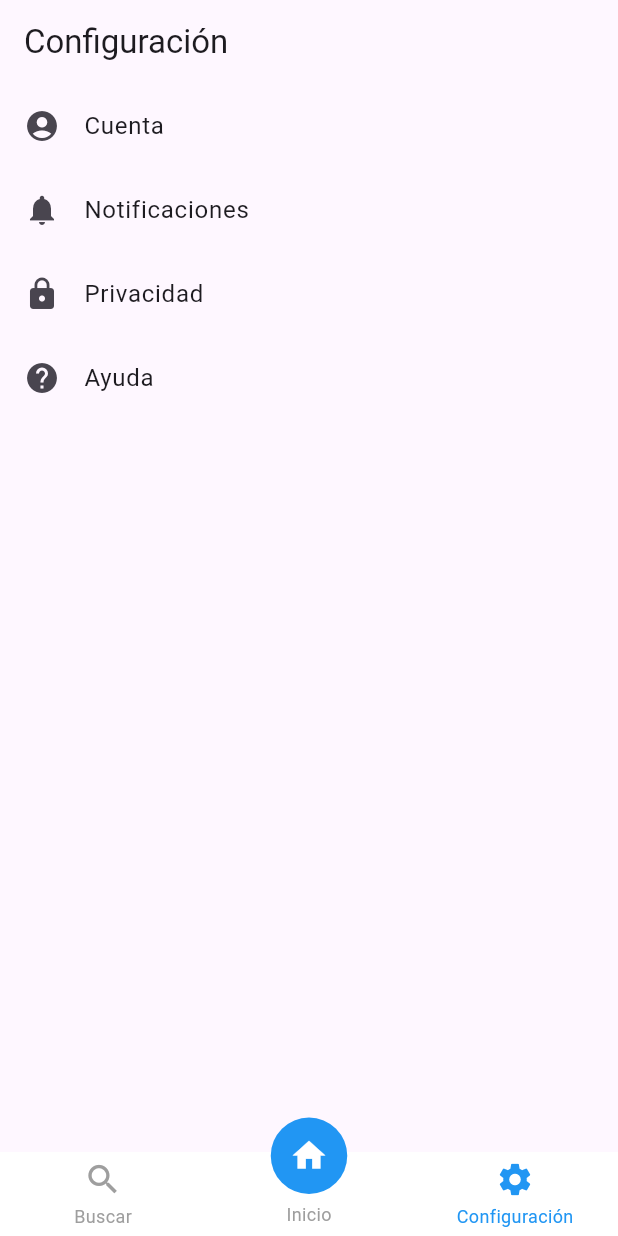
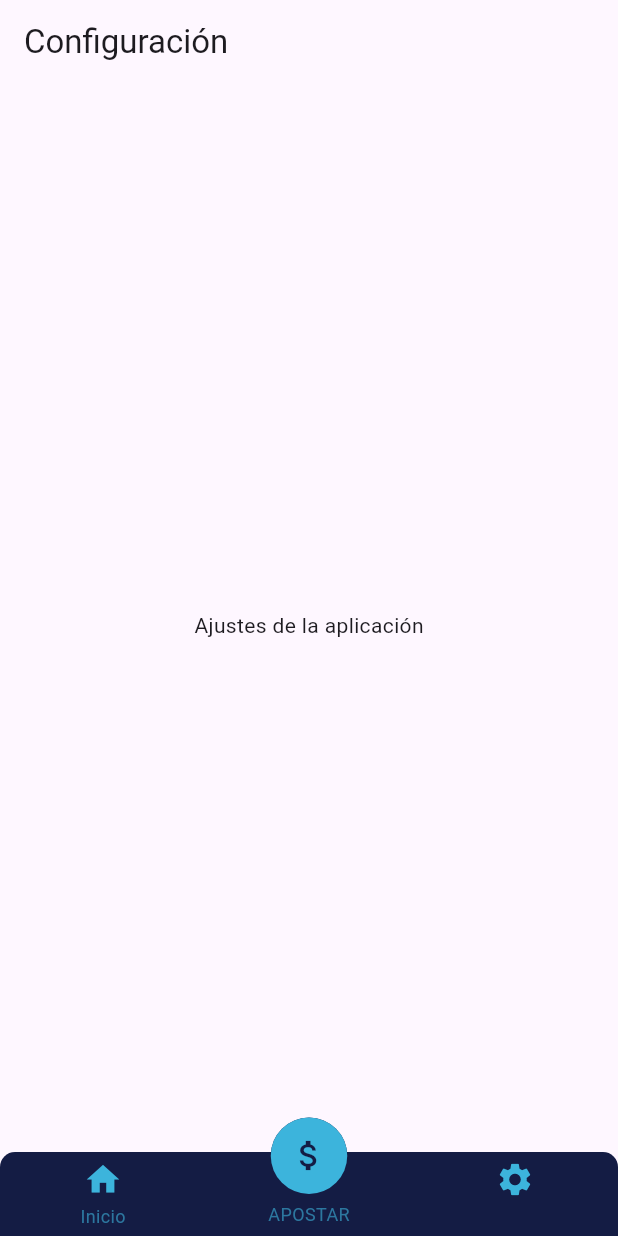
Before and after one commit to Diegdary/CryptoSportBetting, a Flutter app: the screen it shows after launch, item 3 of the bottom bar chosen, on a phone screen of 412 x 824 dp. Run offline on Flutter 3.47's test engine with Material 3 defaults, Android fonts, the phone set to English and light mode, and no system bars; drawn by our look-alikes of persistent_bottom_nav_bar.

Commit message:
NAVEGACION LISTA

```diff
--- a/lib/Screens/config.dart
+++ b/lib/Screens/config.dart
@@ -9,37 +9,8 @@ class ConfigScreen extends StatelessWidget {
       appBar: AppBar(
         title: Text('Configuración'),
       ),
-      body: ListView(
-        children: <Widget>[
-          ListTile(
-            leading: Icon(Icons.account_circle),
-            title: Text('Cuenta'),
-            onTap: () {
-            },
-          ),
-          ListTile(
-            leading: Icon(Icons.notifications),
-            title: Text('Notificaciones'),
-            onTap: () {
-
-            },
-          ),
-          ListTile(
-            leading: Icon(Icons.lock),
-            title: Text('Privacidad'),
-            onTap: () {
-
-            },
-          ),
-          ListTile(
-            leading: Icon(Icons.help),
-            title: Text('Ayuda'),
-            onTap: () {
-
-            },
-          ),
-
-        ],
+      body: Center(
+        child: Text('Ajustes de la aplicación'),
       ),
     );
   }
--- /dev/null
+++ b/lib/Screens/search.dart
@@ -0,0 +1,17 @@
+import 'package:flutter/material.dart';
+
+class Searchpage extends StatelessWidget {
+  const Searchpage({Key? key}) : super(key: key);
+
+  @override
+  Widget build(BuildContext context) {
+    return Scaffold(
+      appBar: AppBar(
+        title: Text('pagina de buscar'),
+      ),
+      body: Center(
+        child: Text('Bienvenido a la página de buscar'),
+      ),
+    );
+  }
+}
--- a/lib/main.dart
+++ b/lib/main.dart
@@ -2,5 +2,5 @@ import 'package:flutter/material.dart';
 import 'package:apuestas/widgets/Myapp.dart';
 
 void main() {
-  runApp(const MyApp());
+  runApp( MyApp());
 }
--- a/lib/widgets/Myapp.dart
+++ b/lib/widgets/Myapp.dart
@@ -1,69 +1,102 @@
+import 'package:apuestas/Screens/MyHomePage.dart';
 import 'package:flutter/material.dart';
 import 'package:persistent_bottom_nav_bar/persistent_tab_view.dart';
 import '../Screens/Myhomepage.dart';
 import '../Screens/home.dart';
 import '../Screens/config.dart';
+import '../Screens/search.dart';
 
 
 class MyApp extends StatelessWidget {
-  const MyApp({super.key});
-
   @override
   Widget build(BuildContext context) {
-    PersistentTabController _controller = PersistentTabController(initialIndex: 0);
+    return MaterialApp(
+      title: 'Demo',
+      home: HomeScreen(),
+    );
+  }
+}
+
+class HomeScreen extends StatelessWidget {
+  final PersistentTabController _controller = PersistentTabController(initialIndex: 0);
 
   List<Widget> _buildScreens() {
     return [
-         const Home(),
-         const MyHomePage(title: 'Flutter Demo Home Page'),
-         const ConfigScreen(),
-
+      Home(),
+      Searchpage(),
+      ConfigScreen(),
     ];
   }
 
   List<PersistentBottomNavBarItem> _navBarsItems() {
     return [
-
      PersistentBottomNavBarItem(
-      icon: Icon(Icons.search),
-      title: ("Buscar"),
-      activeColorPrimary: Colors.blue,
-      inactiveColorPrimary: Colors.grey,
+        icon: Icon(Icons.home, color: Color(0xFF3cb4dc)),
+        title: ("Inicio"),
+        activeColorPrimary: Color(0xFF141c44),
+        inactiveColorPrimary: Color(0xFF3cb4dc).withOpacity(0.6), // Color de ícono inactivo más oscuro
       ),
       PersistentBottomNavBarItem(
-      icon: Icon(Icons.home),
-      title: ("Inicio"),
-      activeColorPrimary: Colors.blue,
-      inactiveColorPrimary: Colors.grey,
+  icon: Container(
+    decoration: BoxDecoration(
+      color: Color(0xFF3cb4dc), // Color del círculo
+      shape: BoxShape.circle,
+    ),
+    child: Padding(
+      padding: EdgeInsets.all(4), // Espaciado para el círculo exterior
+      child: Container(
+        decoration: BoxDecoration(
+          color: Color(0xFF3cb4dc), // Color del círculo interior
+          shape: BoxShape.circle,
+        ),
+        child: Center(
+          child: Icon(Icons.attach_money, color: Color(0xFF141c44)), // Símbolo de dólar
+        ),
+      ),
+    ),
+  ),
+  title: ("APOSTAR"),
+  activeColorPrimary: Color(0xFF141c44),
+  inactiveColorPrimary: Color(0xFF3cb4dc).withOpacity(0.6),
 ),
       PersistentBottomNavBarItem(
-  icon: Icon(Icons.settings),
+        icon: Icon(Icons.settings, color: Color(0xFF3cb4dc)), // Color de ícono actualizado
         title: ("Configuración"),
-  activeColorPrimary: Colors.blue,
-  inactiveColorPrimary: Colors.grey,
+        activeColorPrimary: Color(0xFF141c44), // Color de barra activa actualizado
+        inactiveColorPrimary: Color(0xFF3cb4dc).withOpacity(0.6), // Color de ícono inactivo más oscuro
       ),
-
     ];
   }
 
-    return MaterialApp(
-      title: 'Flutter Demo',
-      theme: ThemeData(
-        primarySwatch: Colors.blue,
-      ),
-      home: PersistentTabView(
+  @override
+  Widget build(BuildContext context) {
+    return PersistentTabView(
       context,
       controller: _controller,
       screens: _buildScreens(),
       items: _navBarsItems(),
       confineInSafeArea: true,
-        backgroundColor: Colors.white,
+      backgroundColor: Color(0xFF141c44),
       handleAndroidBackButtonPress: true,
       resizeToAvoidBottomInset: true,
       stateManagement: true,
       hideNavigationBarWhenKeyboardShows: true,
-        navBarStyle: NavBarStyle.style15,
+      decoration: NavBarDecoration(
+        borderRadius: BorderRadius.circular(10.0),
+        colorBehindNavBar:Color(0xFF141c44),
       ),
+      popAllScreensOnTapOfSelectedTab: true,
+      popActionScreens: PopActionScreensType.all,
+      itemAnimationProperties: ItemAnimationProperties(
+        duration: Duration(milliseconds: 200),
+        curve: Curves.ease,
+      ),
+      screenTransitionAnimation: ScreenTransitionAnimation(
+        animateTabTransition: true,
+        curve: Curves.ease,
+        duration: Duration(milliseconds: 200),
+      ),
+      navBarStyle: NavBarStyle.style15, // Elige el estilo aquí
     );
   }
 }
```
Lines whose indentation alone changed are shown as unchanged.
